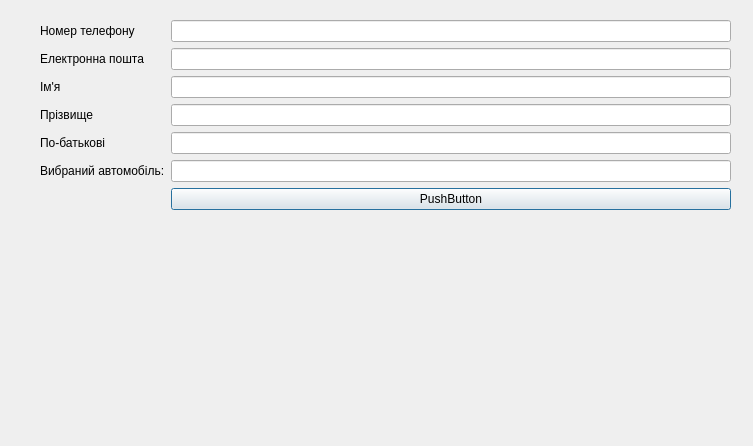
Old version of the form kursova/addclientdialog.ui in the repository Maxverrr/kursova.
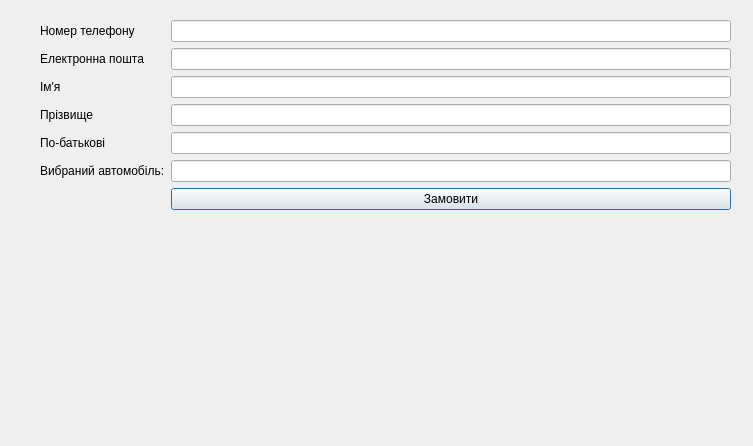
New version of the form.

Diff of the .ui file:
```diff
--- a/kursova/addclientdialog.ui
+++ b/kursova/addclientdialog.ui
@@ -51,7 +51,7 @@
     <item row="6" column="1">
      <widget class="QPushButton" name="pbAcceptClient">
       <property name="text">
-       <string>PushButton</string>
+       <string>Замовити</string>
       </property>
      </widget>
     </item>
```
